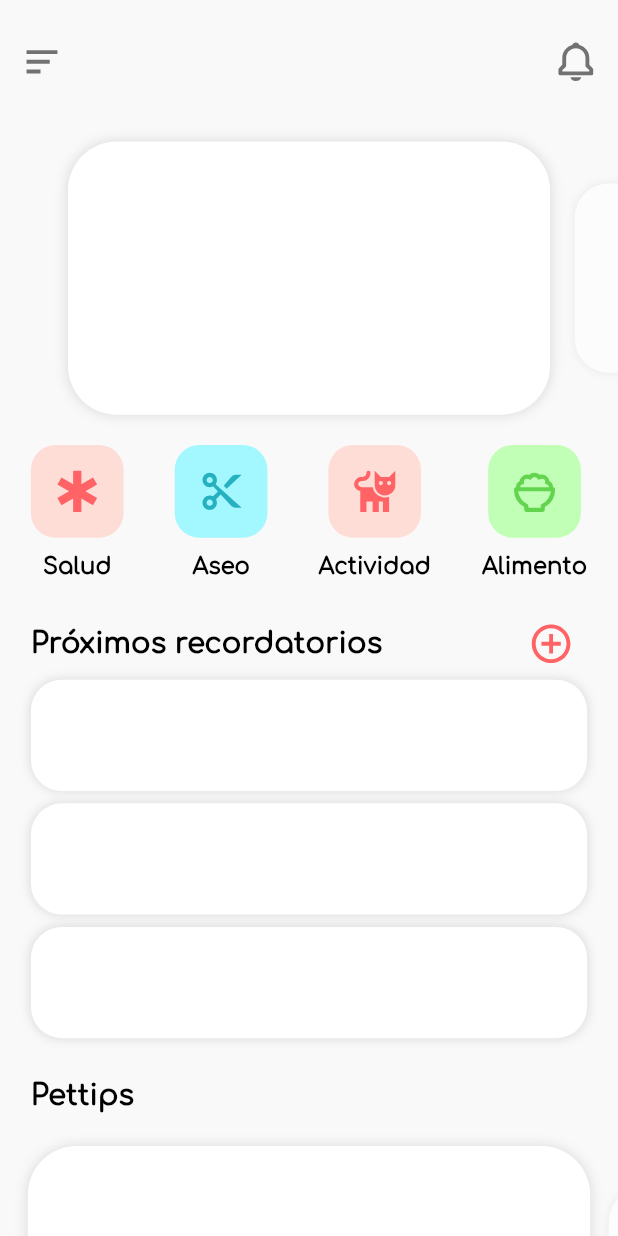
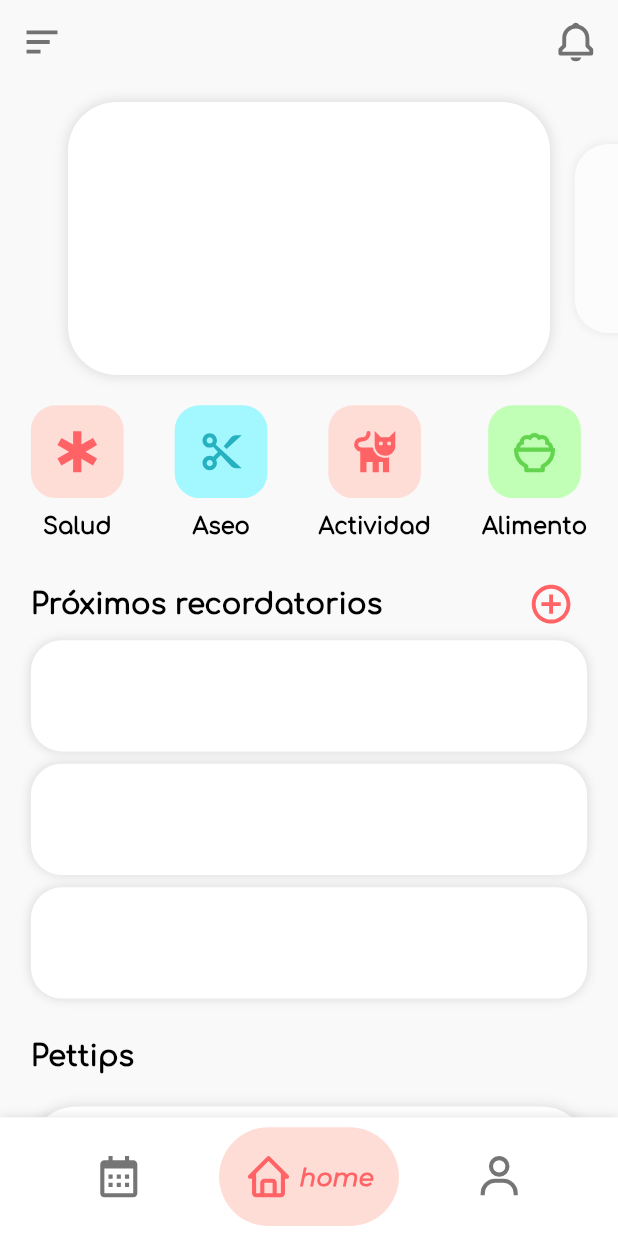
Before and after one commit to PettoORG/petto_app, a Flutter app: the HomeScreen screen opened directly, on a phone screen of 412 x 824 dp. Run offline on Flutter 3.47's test engine with Material 2 defaults, Android fonts, the phone set to English and light mode, and no system bars; drawn by our look-alikes of google_nav_bar; our stand-ins replace connectivity_plus, flutter_animate, flutter_svg, go_router, icons_plus, shared_preferences and 2 more; accounts and stored records are empty; generated files the repository leaves out were written again; project files that could hold a hidden picture were left out.

Commit message:
calendar section added

```diff
--- a/lib/UI/screens/home/home_screen.dart
+++ b/lib/UI/screens/home/home_screen.dart
@@ -1,108 +1,49 @@
 import 'package:flutter/material.dart';
+import 'package:google_nav_bar/google_nav_bar.dart';
 import 'package:icons_plus/icons_plus.dart';
-import 'package:petto_app/UI/widgets/widgets.dart';
+import 'package:petto_app/UI/screens/screens.dart';
 import 'package:sizer/sizer.dart';
-import 'package:flutter_gen/gen_l10n/app_localizations.dart';
 
-class HomeScreen extends StatelessWidget {
+class HomeScreen extends StatefulWidget {
+  static const name = 'home';
   const HomeScreen({Key? key}) : super(key: key);
+
+  @override
+  State<HomeScreen> createState() => _HomeScreenState();
+}
+
+class _HomeScreenState extends State<HomeScreen> {
+  late int _currentIndex;
+  late PageController _controller;
+  @override
+  void initState() {
+    _controller = PageController(initialPage: 1);
+    _currentIndex = _controller.initialPage;
+    super.initState();
+  }
+
+  @override
+  void dispose() {
+    _controller.dispose();
+    super.dispose();
+  }
 
   @override
   Widget build(BuildContext context) {
     ColorScheme color = Theme.of(context).colorScheme;
-    List<_OptionModel> options = [
-      _OptionModel(
-          icon: BoxIcons.bx_health,
-          title: AppLocalizations.of(context)!.health,
-          color: color.primaryContainer,
-          iconColor: color.primary),
-      _OptionModel(
-          icon: BoxIcons.bx_cut,
-          title: AppLocalizations.of(context)!.grooming,
-          color: color.secondaryContainer,
-          iconColor: color.secondary),
-      _OptionModel(
-          icon: BoxIcons.bxs_cat,
-          title: AppLocalizations.of(context)!.activity,
-          color: color.primaryContainer,
-          iconColor: color.primary),
-      _OptionModel(
-          icon: BoxIcons.bx_bowl_rice,
-          title: AppLocalizations.of(context)!.food,
-          color: color.tertiaryContainer,
-          iconColor: color.tertiary),
-    ];
-    return CustomScrollView(
-      physics: const BouncingScrollPhysics(),
-      slivers: [
-        const _SliverAppbar(),
-        SliverList.list(
+    return Scaffold(
+      body: PageView(
+        physics: const NeverScrollableScrollPhysics(),
+        controller: _controller,
         children: [
-            const CardSwiper(viewportFraction: .7, itemCount: 5),
-            Padding(
-              padding: EdgeInsets.symmetric(vertical: 1.h, horizontal: 5.w),
-              child: Column(
-                crossAxisAlignment: CrossAxisAlignment.start,
-                children: [
-                  Row(
-                    mainAxisAlignment: MainAxisAlignment.spaceBetween,
-                    children: List.generate(options.length, (index) => _DefaultOption(option: options[index])),
-                  ),
-                  SizedBox(height: 2.h),
-                  const _RemindersTitle(),
-                  Column(children: List.generate(3, (index) => const _RemminderCard())),
-                  SizedBox(height: 2.h),
-                  Text(AppLocalizations.of(context)!.pettips, style: Theme.of(context).textTheme.titleSmall),
+          const CalendarView(),
+          const HomeView(),
+          const UserProfileView(),
         ],
       ),
-            ),
-            const CardSwiper(viewportFraction: .8, itemCount: 5, autoAdvance: true),
-          ],
-        )
-      ],
-    );
-  }
-}
-
-class _RemindersTitle extends StatelessWidget {
-  const _RemindersTitle();
-
-  @override
-  Widget build(BuildContext context) {
-    ColorScheme color = Theme.of(context).colorScheme;
-    return Row(
-      mainAxisAlignment: MainAxisAlignment.spaceBetween,
-      children: [
-        Text(
-          AppLocalizations.of(context)!.upcomingReminders,
-          style: Theme.of(context).textTheme.titleSmall,
-        ),
-        IconButton(
-            onPressed: () {},
-            icon: Icon(
-              BoxIcons.bx_plus_circle,
-              color: color.primary,
-            ))
-      ],
-    );
-  }
-}
-
-class _RemminderCard extends StatelessWidget {
-  const _RemminderCard();
-
-  @override
-  Widget build(BuildContext context) {
-    ColorScheme color = Theme.of(context).colorScheme;
-    return Padding(
-      padding: EdgeInsets.only(bottom: 1.h),
-      child: InkWell(
-        child: Ink(
-          width: double.infinity,
-          height: 9.h,
+      bottomNavigationBar: Container(
         decoration: BoxDecoration(
           color: color.surfaceVariant,
-            borderRadius: BorderRadius.circular(5.w),
           boxShadow: [
             BoxShadow(
               blurRadius: 5,
@@ -111,70 +52,34 @@ class _RemminderCard extends StatelessWidget {
             ),
           ],
         ),
+        child: SafeArea(
+          child: Padding(
+            padding: EdgeInsets.symmetric(horizontal: 3.w, vertical: .8.h),
+            child: GNav(
+              mainAxisAlignment: MainAxisAlignment.spaceEvenly,
+              selectedIndex: _currentIndex,
+              onTabChange: (index) {
+                setState(() {
+                  _currentIndex = index;
+                  _controller.jumpToPage(index);
+                });
+              },
+              padding: EdgeInsets.symmetric(horizontal: 4.w, vertical: 2.h),
+              tabBackgroundColor: color.primaryContainer,
+              color: color.onSurfaceVariant,
+              activeColor: color.primary,
+              rippleColor: color.primaryContainer,
+              hoverColor: color.primaryContainer.withOpacity(.3),
+              gap: 1.w,
+              tabs: const [
+                GButton(icon: BoxIcons.bx_calendar, text: 'Calendar'),
+                GButton(icon: BoxIcons.bx_home, text: 'home'),
+                GButton(icon: BoxIcons.bx_user, text: 'profile'),
+              ],
+            ),
+          ),
         ),
       ),
     );
   }
 }
-
-class _DefaultOption extends StatelessWidget {
-  final _OptionModel option;
-
-  const _DefaultOption({required this.option});
-
-  @override
-  Widget build(BuildContext context) {
-    return Column(
-      children: [
-        InkWell(
-          onTap: () {},
-          borderRadius: BorderRadius.circular(4.w),
-          child: Ink(
-            height: 15.w,
-            width: 15.w,
-            decoration: BoxDecoration(
-              color: option.color,
-              borderRadius: BorderRadius.circular(4.w),
-            ),
-            child: Icon(
-              option.icon,
-              color: option.iconColor,
-            ),
-          ),
-        ),
-        SizedBox(height: 1.h),
-        Text(
-          option.title,
-          style: Theme.of(context).textTheme.titleSmall!.copyWith(fontSize: 11.sp, fontWeight: FontWeight.w700),
-        )
-      ],
-    );
-  }
-}
-
-class _SliverAppbar extends StatelessWidget {
-  const _SliverAppbar();
-
-  @override
-  Widget build(BuildContext context) {
-    return SliverAppBar(
-      toolbarHeight: 10.h,
-      leading: IconButton(onPressed: () {}, icon: const Icon(BoxIcons.bx_menu_alt_left)),
-      actions: [IconButton(onPressed: () {}, icon: const Icon(BoxIcons.bx_bell)), SizedBox(width: 1.w)],
-    );
-  }
-}
-
-class _OptionModel {
-  final IconData icon;
-  final String title;
-  final Color color;
-  final Color iconColor;
-
-  _OptionModel({
-    required this.icon,
-    required this.title,
-    required this.color,
-    required this.iconColor,
-  });
-}
--- /dev/null
+++ b/lib/UI/screens/home/home_view.dart
@@ -0,0 +1,151 @@
+import 'package:flutter/material.dart';
+import 'package:icons_plus/icons_plus.dart';
+import 'package:petto_app/UI/widgets/widgets.dart';
+import 'package:sizer/sizer.dart';
+import 'package:flutter_gen/gen_l10n/app_localizations.dart';
+
+class HomeView extends StatelessWidget {
+  const HomeView({Key? key}) : super(key: key);
+
+  @override
+  Widget build(BuildContext context) {
+    ColorScheme color = Theme.of(context).colorScheme;
+    List<_OptionModel> options = [
+      _OptionModel(
+          icon: BoxIcons.bx_health,
+          title: AppLocalizations.of(context)!.health,
+          color: color.primaryContainer,
+          iconColor: color.primary),
+      _OptionModel(
+          icon: BoxIcons.bx_cut,
+          title: AppLocalizations.of(context)!.grooming,
+          color: color.secondaryContainer,
+          iconColor: color.secondary),
+      _OptionModel(
+          icon: BoxIcons.bxs_cat,
+          title: AppLocalizations.of(context)!.activity,
+          color: color.primaryContainer,
+          iconColor: color.primary),
+      _OptionModel(
+          icon: BoxIcons.bx_bowl_rice,
+          title: AppLocalizations.of(context)!.food,
+          color: color.tertiaryContainer,
+          iconColor: color.tertiary),
+    ];
+    return CustomScrollView(
+      physics: const BouncingScrollPhysics(),
+      slivers: [
+        const _SliverAppbar(),
+        SliverList.list(
+          children: [
+            const SharedCardSwiper(viewportFraction: .7, itemCount: 5),
+            Padding(
+              padding: EdgeInsets.symmetric(vertical: 1.h, horizontal: 5.w),
+              child: Column(
+                crossAxisAlignment: CrossAxisAlignment.start,
+                children: [
+                  Row(
+                    mainAxisAlignment: MainAxisAlignment.spaceBetween,
+                    children: List.generate(options.length, (index) => _DefaultOption(option: options[index])),
+                  ),
+                  SizedBox(height: 2.h),
+                  const _RemindersTitle(),
+                  Column(children: List.generate(3, (index) => const ReminderCard())),
+                  SizedBox(height: 2.h),
+                  Text(AppLocalizations.of(context)!.pettips, style: Theme.of(context).textTheme.titleSmall),
+                ],
+              ),
+            ),
+            const SharedCardSwiper(viewportFraction: .8, itemCount: 5, autoAdvance: true),
+          ],
+        )
+      ],
+    );
+  }
+}
+
+class _RemindersTitle extends StatelessWidget {
+  const _RemindersTitle();
+
+  @override
+  Widget build(BuildContext context) {
+    ColorScheme color = Theme.of(context).colorScheme;
+    return Row(
+      mainAxisAlignment: MainAxisAlignment.spaceBetween,
+      children: [
+        Text(
+          AppLocalizations.of(context)!.upcomingReminders,
+          style: Theme.of(context).textTheme.titleSmall,
+        ),
+        IconButton(
+            onPressed: () {},
+            icon: Icon(
+              BoxIcons.bx_plus_circle,
+              color: color.primary,
+            ))
+      ],
+    );
+  }
+}
+
+class _DefaultOption extends StatelessWidget {
+  final _OptionModel option;
+
+  const _DefaultOption({required this.option});
+
+  @override
+  Widget build(BuildContext context) {
+    return Column(
+      children: [
+        InkWell(
+          onTap: () {},
+          borderRadius: BorderRadius.circular(4.w),
+          child: Ink(
+            height: 15.w,
+            width: 15.w,
+            decoration: BoxDecoration(
+              color: option.color,
+              borderRadius: BorderRadius.circular(4.w),
+            ),
+            child: Icon(
+              option.icon,
+              color: option.iconColor,
+            ),
+          ),
+        ),
+        SizedBox(height: 1.h),
+        Text(
+          option.title,
+          style: Theme.of(context).textTheme.titleSmall!.copyWith(fontSize: 11.sp, fontWeight: FontWeight.w700),
+        )
+      ],
+    );
+  }
+}
+
+class _SliverAppbar extends StatelessWidget {
+  const _SliverAppbar();
+
+  @override
+  Widget build(BuildContext context) {
+    return SliverAppBar(
+      pinned: true,
+      leading: IconButton(onPressed: () {}, icon: const Icon(BoxIcons.bx_menu_alt_left)),
+      actions: [IconButton(onPressed: () {}, icon: const Icon(BoxIcons.bx_bell)), SizedBox(width: 1.w)],
+    );
+  }
+}
+
+class _OptionModel {
+  final IconData icon;
+  final String title;
+  final Color color;
+  final Color iconColor;
+
+  _OptionModel({
+    required this.icon,
+    required this.title,
+    required this.color,
+    required this.iconColor,
+  });
+}
--- a/lib/UI/screens/screens.dart
+++ b/lib/UI/screens/screens.dart
@@ -1,7 +1,9 @@
+export 'package:petto_app/UI/screens/home/calendar_view.dart';
+
 export 'package:petto_app/UI/screens/auth_screen.dart';
 export 'package:petto_app/UI/screens/offline_screen.dart';
 
-export 'package:petto_app/UI/screens/home/home_screen.dart';
+export 'package:petto_app/UI/screens/home/home_view.dart';
 export 'package:petto_app/UI/screens/user_profile.dart';
 export 'package:petto_app/UI/screens/pet_register.dart';
 export 'package:petto_app/UI/screens/onboarding_screen.dart';
--- a/lib/UI/screens/user_profile.dart
+++ b/lib/UI/screens/user_profile.dart
@@ -4,10 +4,10 @@ import 'package:petto_app/config/constants/colors.dart';
 import 'package:sizer/sizer.dart';
 import 'package:flutter_gen/gen_l10n/app_localizations.dart';
 
-class UserProfileScreen extends StatelessWidget {
+class UserProfileView extends StatelessWidget {
   static const name = 'user-profile';
 
-  const UserProfileScreen({Key? key}) : super(key: key);
+  const UserProfileView({Key? key}) : super(key: key);
 
   @override
   Widget build(BuildContext context) {
--- a/lib/UI/widgets/shared/card_swiper.dart
+++ b/lib/UI/widgets/shared/shared_card_swiper.dart
@@ -4,17 +4,18 @@ import 'dart:math';
 import 'package:flutter/material.dart';
 import 'package:sizer/sizer.dart';
 
-class CardSwiper extends StatefulWidget {
+class SharedCardSwiper extends StatefulWidget {
   final double viewportFraction;
   final int itemCount;
   final bool autoAdvance;
-  const CardSwiper({super.key, required this.viewportFraction, required this.itemCount, this.autoAdvance = false});
+  const SharedCardSwiper(
+      {super.key, required this.viewportFraction, required this.itemCount, this.autoAdvance = false});
 
   @override
-  State<CardSwiper> createState() => _CardSwiperState();
+  State<SharedCardSwiper> createState() => _SharedCardSwiperState();
 }
 
-class _CardSwiperState extends State<CardSwiper> {
+class _SharedCardSwiperState extends State<SharedCardSwiper> {
   late final PageController _controller;
   late double _currentPage;
   Timer? timer;
--- /dev/null
+++ b/lib/UI/widgets/shared/shared_reminder_card.dart
@@ -0,0 +1,31 @@
+import 'package:flutter/material.dart';
+import 'package:sizer/sizer.dart';
+
+class ReminderCard extends StatelessWidget {
+  const ReminderCard({super.key});
+
+  @override
+  Widget build(BuildContext context) {
+    ColorScheme color = Theme.of(context).colorScheme;
+    return Padding(
+      padding: EdgeInsets.only(bottom: 1.h),
+      child: InkWell(
+        child: Ink(
+          width: double.infinity,
+          height: 9.h,
+          decoration: BoxDecoration(
+            color: color.surfaceVariant,
+            borderRadius: BorderRadius.circular(5.w),
+            boxShadow: [
+              BoxShadow(
+                blurRadius: 5,
+                color: color.shadow,
+                offset: const Offset(0, 0),
+              ),
+            ],
+          ),
+        ),
+      ),
+    );
+  }
+}
--- a/lib/UI/widgets/widgets.dart
+++ b/lib/UI/widgets/widgets.dart
@@ -1,4 +1,6 @@
-export 'package:petto_app/UI/widgets/shared/card_swiper.dart';
+export 'package:petto_app/UI/widgets/shared/shared_reminder_card.dart';
+
+export 'package:petto_app/UI/widgets/shared/shared_card_swiper.dart';
 
 export 'package:petto_app/UI/widgets/onboarding_default_option.dart';
 
--- a/lib/config/router/app_router.dart
+++ b/lib/config/router/app_router.dart
@@ -1,19 +1,12 @@
 import 'package:go_router/go_router.dart';
-import 'package:petto_app/UI/screens/home/home_views.dart';
+import 'package:petto_app/UI/screens/home/home_screen.dart';
 import 'package:petto_app/UI/screens/screens.dart';
 
-final appRouter = GoRouter(initialLocation: '/auth', routes: [
+final appRouter = GoRouter(initialLocation: '/', routes: [
   GoRoute(
     path: '/',
-    name: HomeViews.name,
-    builder: (context, state) => const HomeViews(),
-    routes: [
-      GoRoute(
-        path: 'user-profile',
-        name: UserProfileScreen.name,
-        builder: (context, state) => const UserProfileScreen(),
-      )
-    ],
+    name: HomeScreen.name,
+    builder: (context, state) => const HomeScreen(),
   ),
   GoRoute(
     path: '/pet-register',
--- a/lib/config/theme/app_theme.dart
+++ b/lib/config/theme/app_theme.dart
@@ -27,7 +27,7 @@ class AppTheme {
             iconColor: const MaterialStatePropertyAll(lightIconColor),
           ),
         ),
-        appBarTheme: const AppBarTheme(backgroundColor: lightBackground),
+        appBarTheme: const AppBarTheme(backgroundColor: lightBackground, surfaceTintColor: lightBackground),
         outlinedButtonTheme: OutlinedButtonThemeData(
           style: OutlinedButton.styleFrom(
               elevation: 10,
--- a/pubspec.yaml
+++ b/pubspec.yaml
@@ -22,6 +22,7 @@ dependencies:
   rxdart: ^0.27.7
   shared_preferences: ^2.2.2
   sizer: ^2.0.15
+  table_calendar: ^3.0.9
 
 dev_dependencies:
   flutter_lints: ^2.0.0
```
Also changed, not shown: lib/UI/screens/home/calendar_view.dart (added, +98 -0 lines), lib/UI/screens/home/home_views.dart (deleted, +0 -86 lines), pubspec.lock. Lines whose indentation alone changed are shown as unchanged.
